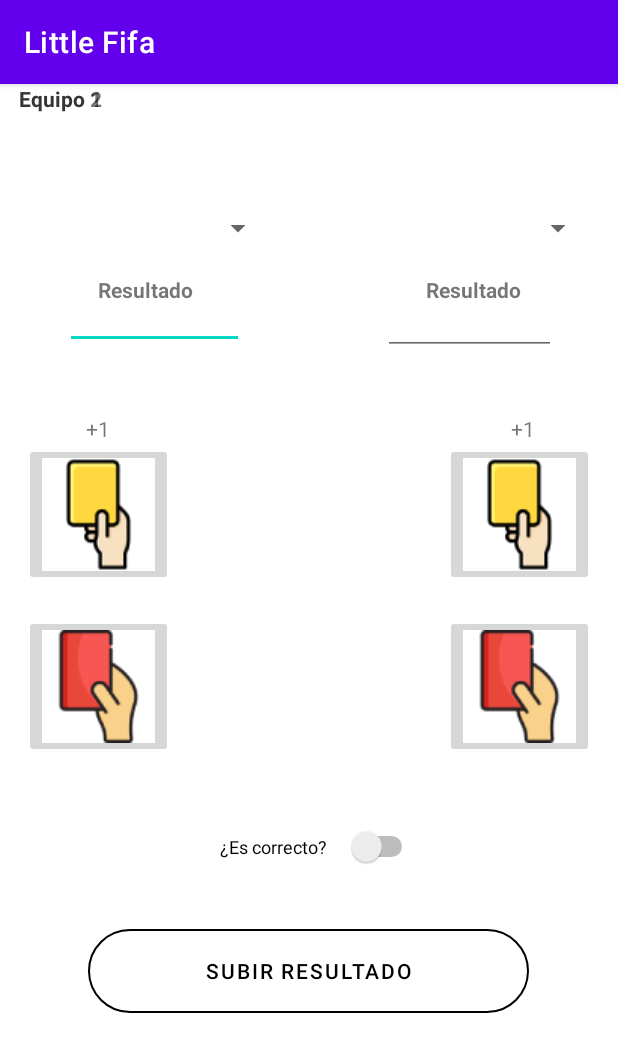
After one commit to RepositoriosPracticas/littleFifaAndroid, an Android app: the fragment BlankFragment shown on its own in the app's theme, on a phone screen of 412 x 824 dp. The commit adds this screen. Shown: the top 1052 px of the screen. Run offline under Robolectric (Android 15) with nearby library versions, the phone set to English and light mode, and no system bars.

Commit message:
Funciones del resto de pantallos
Añadidos todos los botones, textInput, selects a las pantallas de la aplicación (falta añadirles la funcionalidad)

```diff
--- /dev/null
+++ b/app/src/main/java/com/example/littlefifa/BlankFragment.java
@@ -0,0 +1,64 @@
+package com.example.littlefifa;
+
+import android.os.Bundle;
+
+import androidx.fragment.app.Fragment;
+
+import android.view.LayoutInflater;
+import android.view.View;
+import android.view.ViewGroup;
+
+/**
+ * A simple {@link Fragment} subclass.
+ * Use the {@link BlankFragment#newInstance} factory method to
+ * create an instance of this fragment.
+ */
+public class BlankFragment extends Fragment {
+
+    // TODO: Rename parameter arguments, choose names that match
+    // the fragment initialization parameters, e.g. ARG_ITEM_NUMBER
+    private static final String ARG_PARAM1 = "param1";
+    private static final String ARG_PARAM2 = "param2";
+
+    // TODO: Rename and change types of parameters
+    private String mParam1;
+    private String mParam2;
+
+    public BlankFragment() {
+        // Required empty public constructor
+    }
+
+    /**
+     * Use this factory method to create a new instance of
+     * this fragment using the provided parameters.
+     *
+     * @param param1 Parameter 1.
+     * @param param2 Parameter 2.
+     * @return A new instance of fragment BlankFragment.
+     */
+    // TODO: Rename and change types and number of parameters
+    public static BlankFragment newInstance(String param1, String param2) {
+        BlankFragment fragment = new BlankFragment();
+        Bundle args = new Bundle();
+        args.putString(ARG_PARAM1, param1);
+        args.putString(ARG_PARAM2, param2);
+        fragment.setArguments(args);
+        return fragment;
+    }
+
+    @Override
+    public void onCreate(Bundle savedInstanceState) {
+        super.onCreate(savedInstanceState);
+        if (getArguments() != null) {
+            mParam1 = getArguments().getString(ARG_PARAM1);
+            mParam2 = getArguments().getString(ARG_PARAM2);
+        }
+    }
+
+    @Override
+    public View onCreateView(LayoutInflater inflater, ViewGroup container,
+                             Bundle savedInstanceState) {
+        // Inflate the layout for this fragment
+        return inflater.inflate(R.layout.fragment_insertar_resultado, container, false);
+    }
+}
--- /dev/null
+++ b/app/src/main/res/layout/fragment_insertar_resultado.xml
@@ -0,0 +1,207 @@
+<?xml version="1.0" encoding="utf-8"?>
+<androidx.constraintlayout.widget.ConstraintLayout xmlns:android="http://schemas.android.com/apk/res/android"
+    xmlns:app="http://schemas.android.com/apk/res-auto"
+    xmlns:tools="http://schemas.android.com/tools"
+    android:layout_width="match_parent"
+    android:layout_height="match_parent"
+    tools:context=".BlankFragment">
+
+    <Spinner
+        android:id="@+id/spinner4"
+        android:layout_width="0dp"
+        android:layout_height="29dp"
+        android:layout_marginTop="81dp"
+        android:layout_marginEnd="16dp"
+        android:layout_marginBottom="70dp"
+        app:layout_constraintBottom_toBottomOf="@+id/editTextNumberSigned2"
+        app:layout_constraintEnd_toEndOf="parent"
+        app:layout_constraintStart_toEndOf="@+id/spinner2"
+        app:layout_constraintTop_toTopOf="parent" />
+
+    <Spinner
+        android:id="@+id/spinner2"
+        android:layout_width="0dp"
+        android:layout_height="0dp"
+        android:layout_marginStart="16dp"
+        android:layout_marginEnd="47dp"
+        app:layout_constraintBottom_toBottomOf="@+id/spinner4"
+        app:layout_constraintEnd_toStartOf="@+id/spinner4"
+        app:layout_constraintStart_toStartOf="parent"
+        app:layout_constraintTop_toTopOf="@+id/spinner4" />
+
+    <Spinner
+        android:id="@+id/spinner5"
+        android:layout_width="216dp"
+        android:layout_height="18dp"
+        android:layout_marginTop="16dp"
+        android:layout_marginBottom="34dp"
+        android:backgroundTint="#FFFFFF"
+        app:layout_constraintBottom_toTopOf="@+id/spinner2"
+        app:layout_constraintEnd_toEndOf="parent"
+        app:layout_constraintStart_toStartOf="parent"
+        app:layout_constraintTop_toTopOf="parent" />
+
+    <EditText
+        android:id="@+id/editTextNumberSigned"
+        android:layout_width="119dp"
+        android:layout_height="30dp"
+        android:layout_marginStart="43dp"
+        android:layout_marginTop="65dp"
+        android:layout_marginBottom="63dp"
+        android:ems="10"
+        android:inputType="numberSigned"
+        android:textStyle="bold"
+        app:layout_constraintBottom_toBottomOf="@+id/textView7"
+        app:layout_constraintStart_toStartOf="parent"
+        app:layout_constraintTop_toTopOf="@+id/spinner2" />
+
+    <TextView
+        android:id="@+id/textView5"
+        android:layout_width="wrap_content"
+        android:layout_height="wrap_content"
+        android:layout_marginStart="22dp"
+        android:text="Resultado"
+        android:textStyle="bold"
+        app:layout_constraintBottom_toTopOf="@+id/editTextNumberSigned"
+        app:layout_constraintStart_toStartOf="@+id/editTextNumberSigned" />
+
+    <TextView
+        android:id="@+id/textView6"
+        android:layout_width="wrap_content"
+        android:layout_height="wrap_content"
+        android:layout_marginEnd="23dp"
+        android:text="Resultado"
+        android:textStyle="bold"
+        app:layout_constraintBottom_toTopOf="@+id/editTextNumberSigned2"
+        app:layout_constraintEnd_toEndOf="@+id/editTextNumberSigned2" />
+
+    <EditText
+        android:id="@+id/editTextNumberSigned2"
+        android:layout_width="0dp"
+        android:layout_height="34dp"
+        android:layout_marginStart="25dp"
+        android:layout_marginTop="146dp"
+        android:layout_marginEnd="25dp"
+        android:layout_marginBottom="153dp"
+        android:ems="10"
+        android:inputType="numberSigned"
+        android:textStyle="bold"
+        app:layout_constraintBottom_toBottomOf="@+id/btnAmaEq2"
+        app:layout_constraintEnd_toEndOf="@+id/spinner4"
+        app:layout_constraintStart_toStartOf="@+id/spinner4"
+        app:layout_constraintTop_toTopOf="parent" />
+
+    <ImageButton
+        android:id="@+id/btnAmaEq2"
+        android:layout_width="wrap_content"
+        android:layout_height="wrap_content"
+        android:layout_marginEnd="16dp"
+        android:layout_marginBottom="19dp"
+        android:src="@drawable/btnTarAma"
+        app:layout_constraintBottom_toTopOf="@+id/btnRojaEq2"
+        app:layout_constraintEnd_toEndOf="parent" />
+
+    <ImageButton
+        android:id="@+id/btnAmaEq1"
+        android:layout_width="wrap_content"
+        android:layout_height="wrap_content"
+        android:layout_marginStart="16dp"
+        android:layout_marginTop="239dp"
+        android:src="@drawable/btnTarAma"
+        app:layout_constraintStart_toStartOf="parent"
+        app:layout_constraintTop_toTopOf="parent" />
+
+    <ImageButton
+        android:id="@+id/btnRojaEq1"
+        android:layout_width="wrap_content"
+        android:layout_height="wrap_content"
+        android:layout_marginStart="16dp"
+        android:layout_marginTop="19dp"
+        android:src="@drawable/btnTarRoja"
+        app:layout_constraintStart_toStartOf="parent"
+        app:layout_constraintTop_toBottomOf="@+id/btnAmaEq1" />
+
+    <ImageButton
+        android:id="@+id/btnRojaEq2"
+        android:layout_width="wrap_content"
+        android:layout_height="wrap_content"
+        android:layout_marginEnd="16dp"
+        android:layout_marginBottom="10dp"
+        android:src="@drawable/btnTarRoja"
+        app:layout_constraintBottom_toTopOf="@+id/switch2"
+        app:layout_constraintEnd_toEndOf="parent" />
+
+    <TextView
+        android:id="@+id/textView7"
+        android:layout_width="wrap_content"
+        android:layout_height="wrap_content"
+        android:layout_marginStart="41dp"
+        android:text="+1"
+        app:layout_constraintBottom_toTopOf="@+id/btnAmaEq1"
+        app:layout_constraintStart_toStartOf="@+id/btnAmaEq1" />
+
+    <TextView
+        android:id="@+id/textView8"
+        android:layout_width="wrap_content"
+        android:layout_height="wrap_content"
+        android:layout_marginEnd="39dp"
+        android:text="+1"
+        app:layout_constraintBottom_toTopOf="@+id/btnAmaEq2"
+        app:layout_constraintEnd_toEndOf="@+id/btnAmaEq2" />
+
+    <Switch
+        android:id="@+id/switch2"
+        android:layout_width="145dp"
+        android:layout_height="0dp"
+        android:layout_marginTop="10dp"
+        android:text="¿Es correcto?"
+        android:textAlignment="center"
+        android:textAllCaps="false"
+        android:textDirection="locale"
+        android:textSize="12sp"
+        app:layout_constraintBottom_toTopOf="@+id/btnInsertar"
+        app:layout_constraintEnd_toEndOf="parent"
+        app:layout_constraintStart_toStartOf="parent"
+        app:layout_constraintTop_toBottomOf="@+id/btnRojaEq1" />
+
+    <Button
+        android:id="@+id/btnInsertar"
+        style="?attr/materialButtonOutlinedStyle"
+        android:layout_width="294dp"
+        android:layout_height="68dp"
+        android:layout_marginStart="33dp"
+        android:layout_marginTop="497dp"
+        android:layout_marginEnd="33dp"
+        android:layout_marginBottom="75dp"
+        android:text="Subir resultado"
+        android:textColor="#000000"
+        app:cornerRadius="70dp"
+        app:layout_constraintBottom_toBottomOf="parent"
+        app:layout_constraintEnd_toEndOf="parent"
+        app:layout_constraintHorizontal_bias="0.49"
+        app:layout_constraintStart_toStartOf="parent"
+        app:layout_constraintTop_toTopOf="parent"
+        app:layout_constraintVertical_bias="0.472"
+        app:strokeColor="#000000" />
+
+    <TextView
+        android:id="@+id/textView10"
+        android:layout_width="80dp"
+        android:layout_height="22dp"
+        android:text="Equipo 1"
+        android:textAlignment="center"
+        android:textStyle="bold"
+        tools:layout_editor_absoluteX="53dp"
+        tools:layout_editor_absoluteY="59dp" />
+
+    <TextView
+        android:id="@+id/textView11"
+        android:layout_width="80dp"
+        android:layout_height="22dp"
+        android:text="Equipo 2"
+        android:textAlignment="center"
+        android:textStyle="bold"
+        tools:layout_editor_absoluteX="272dp"
+        tools:layout_editor_absoluteY="59dp" />
+
+</androidx.constraintlayout.widget.ConstraintLayout>
--- a/app/src/main/res/layout/fragment_jornada_layout.xml
+++ b/app/src/main/res/layout/fragment_jornada_layout.xml
@@ -18,17 +18,17 @@
 
             <ImageView
                 android:id="@+id/imgEquipo1"
-                android:layout_width="50dp"
-                android:layout_height="50dp"
+                android:layout_width="30dp"
+                android:layout_height="40dp"
                 android:layout_weight="1"
                 tools:src="@tools:sample/avatars" />
 
             <TextView
                 android:id="@+id/txtEquipo1"
-                android:layout_width="wrap_content"
-                android:layout_height="wrap_content"
+                android:layout_width="121dp"
+                android:layout_height="40dp"
                 android:layout_weight="1"
-                android:text="Depor"
+                android:text="Deportivo"
                 android:textAlignment="center"
                 android:textSize="14sp"
                 android:textStyle="bold" />
@@ -36,7 +36,7 @@
             <TextView
                 android:id="@+id/txtResulEquipo1"
                 android:layout_width="wrap_content"
-                android:layout_height="wrap_content"
+                android:layout_height="40dp"
                 android:layout_weight="1"
                 android:text="3"
                 android:textAlignment="center"
@@ -45,7 +45,7 @@
             <TextView
                 android:id="@+id/txtSeparador"
                 android:layout_width="wrap_content"
-                android:layout_height="wrap_content"
+                android:layout_height="40dp"
                 android:layout_weight="1"
                 android:text="-"
                 android:textAlignment="center"
@@ -54,7 +54,7 @@
             <TextView
                 android:id="@+id/txtResulEquipo2"
                 android:layout_width="wrap_content"
-                android:layout_height="wrap_content"
+                android:layout_height="40dp"
                 android:layout_weight="1"
                 android:text="1"
                 android:textAlignment="center"
@@ -62,17 +62,17 @@
 
             <TextView
                 android:id="@+id/txtEquipo2"
-                android:layout_width="wrap_content"
-                android:layout_height="wrap_content"
+                android:layout_width="121dp"
+                android:layout_height="40dp"
                 android:layout_weight="1"
-                android:text="Celta"
+                android:text="Bilbao "
                 android:textAlignment="center"
                 android:textStyle="bold" />
 
             <ImageView
                 android:id="@+id/imgEquipo2"
-                android:layout_width="50dp"
-                android:layout_height="50dp"
+                android:layout_width="30dp"
+                android:layout_height="40dp"
                 android:layout_weight="1"
                 tools:src="@tools:sample/avatars" />
 
--- a/app/src/main/res/layout/fragment_resultado.xml
+++ /dev/null
@@ -1,22 +0,0 @@
-<?xml version="1.0" encoding="utf-8"?>
-<androidx.constraintlayout.widget.ConstraintLayout xmlns:android="http://schemas.android.com/apk/res/android"
-    xmlns:app="http://schemas.android.com/apk/res-auto"
-    xmlns:tools="http://schemas.android.com/tools"
-    android:layout_width="match_parent"
-    android:layout_height="match_parent"
-    tools:context=".ui.gallery.GalleryFragment">
-
-    <TextView
-        android:id="@+id/text_gallery"
-        android:layout_width="match_parent"
-        android:layout_height="wrap_content"
-        android:layout_marginStart="8dp"
-        android:layout_marginTop="8dp"
-        android:layout_marginEnd="8dp"
-        android:textAlignment="center"
-        android:textSize="20sp"
-        app:layout_constraintBottom_toBottomOf="parent"
-        app:layout_constraintEnd_toEndOf="parent"
-        app:layout_constraintStart_toStartOf="parent"
-        app:layout_constraintTop_toTopOf="parent" />
-</androidx.constraintlayout.widget.ConstraintLayout>
--- a/app/src/main/res/values/strings.xml
+++ b/app/src/main/res/values/strings.xml
@@ -15,4 +15,6 @@
     <string name="menu_home">Home</string>
     <string name="menu_gallery">Gallery</string>
     <string name="menu_slideshow">Slideshow</string>
+    <!-- TODO: Remove or change this placeholder text -->
+    <string name="hello_blank_fragment">Hello blank fragment</string>
 </resources>
```
Also changed, not shown: app/src/main/res/drawable/btnTarAma.png (added), app/src/main/res/drawable/btnTarRoja.png (added), app/src/main/res/drawable/fndNegro.jpg (added).
